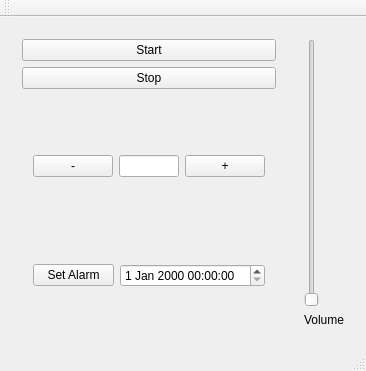
Qt form client_radio/mainwindow.ui (adrianalin/Si4703_raspberry) before a commit.
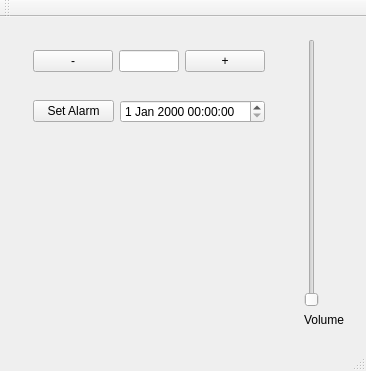
The same form after that commit.

Commit message: remove the stop and start buttons;

The edit to the form file:
```diff
--- a/client_radio/mainwindow.ui
+++ b/client_radio/mainwindow.ui
@@ -41,7 +41,7 @@
     <item row="0" column="0">
      <widget class="QWidget" name="widget_2" native="true">
       <layout class="QGridLayout" name="gridLayout_2">
-       <item row="5" column="0">
+       <item row="2" column="0">
         <widget class="QWidget" name="widget_3" native="true">
          <layout class="QGridLayout" name="gridLayout_3">
           <item row="0" column="0">
@@ -58,20 +58,6 @@
         </widget>
        </item>
        <item row="1" column="0">
-        <widget class="QPushButton" name="startButton">
-         <property name="text">
-          <string>Start</string>
-         </property>
-        </widget>
-       </item>
-       <item row="2" column="0">
-        <widget class="QPushButton" name="stopButton">
-         <property name="text">
-          <string>Stop</string>
-         </property>
-        </widget>
-       </item>
-       <item row="4" column="0">
         <widget class="QWidget" name="widget_4" native="true">
          <layout class="QHBoxLayout" name="horizontalLayout">
           <item>
@@ -101,12 +87,12 @@
        <item row="3" column="0">
         <spacer name="horizontalSpacer">
          <property name="orientation">
-          <enum>Qt::Horizontal</enum>
+          <enum>Qt::Vertical</enum>
          </property>
          <property name="sizeHint" stdset="0">
           <size>
-           <width>40</width>
-           <height>20</height>
+           <width>20</width>
+           <height>40</height>
           </size>
          </property>
         </spacer>
```
Left out of the diff: 2 changed lines with no effect on the pictures. The commit also changes 1 other file.
